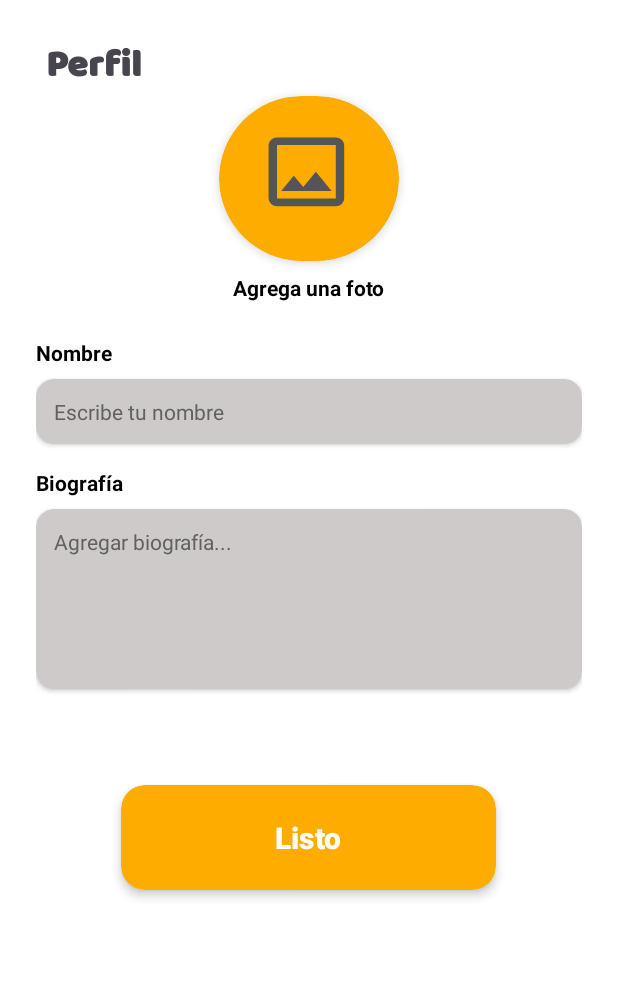
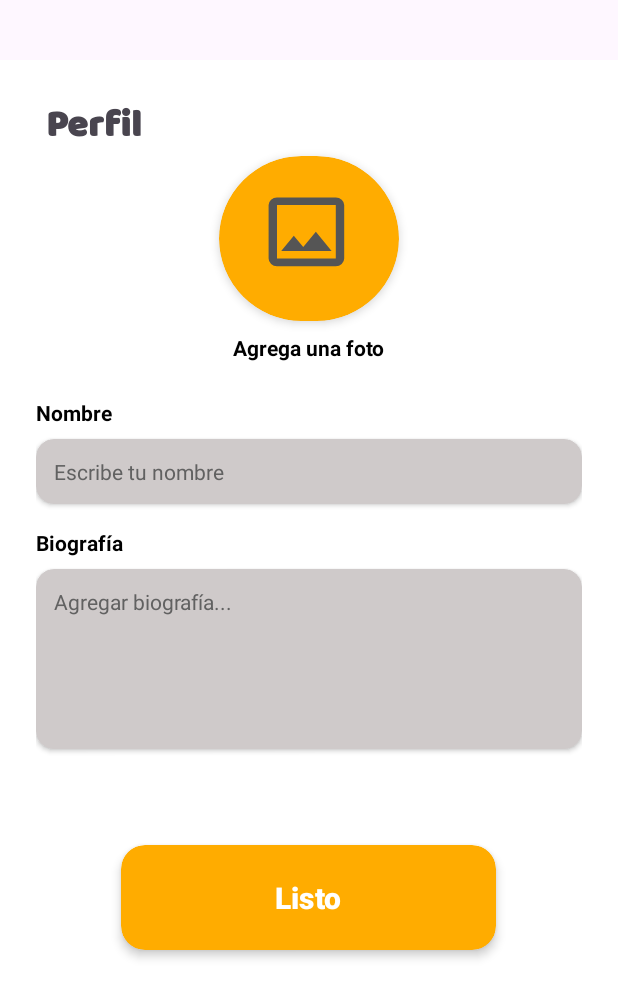
Before and after one commit to FeedoProyect/Feedo, an Android app: the EditarPerfilFragment screen opened through its navigation route, on a phone screen of 412 x 824 dp. Shown: the top 998 px of the screen. Run offline under Robolectric (Android 15) with nearby library versions, the phone set to English and light mode, and no system bars; our stand-ins replace Dagger/Hilt's generated code, navigation-ui; libraries missing offline, so code that uses them is left out: io.github.jan.supabase; 19 statements that could not run were skipped.

Commit message:
Estamos listos para la feriaaa.

```diff
--- a/app/src/main/res/layout/fragment_catalogos_list.xml
+++ b/app/src/main/res/layout/fragment_catalogos_list.xml
@@ -105,7 +105,7 @@
                     android:layout_height="0dp"
                     android:layout_marginTop="8dp"
                     android:clipToPadding="false"
-                    android:paddingBottom="80dp"
+                    android:paddingBottom="140dp"
                     android:background="@android:color/transparent"
                     android:cacheColorHint="@android:color/transparent"
                     android:scrollbars="none"
--- a/app/src/main/res/layout/fragment_editar_perfil.xml
+++ b/app/src/main/res/layout/fragment_editar_perfil.xml
@@ -4,6 +4,7 @@
     android:layout_width="match_parent"
     android:layout_height="match_parent"
     android:orientation="vertical"
+    android:layout_marginTop="40dp"
     android:padding="24dp"
     android:background="@color/color_background_cardview">
 
```
